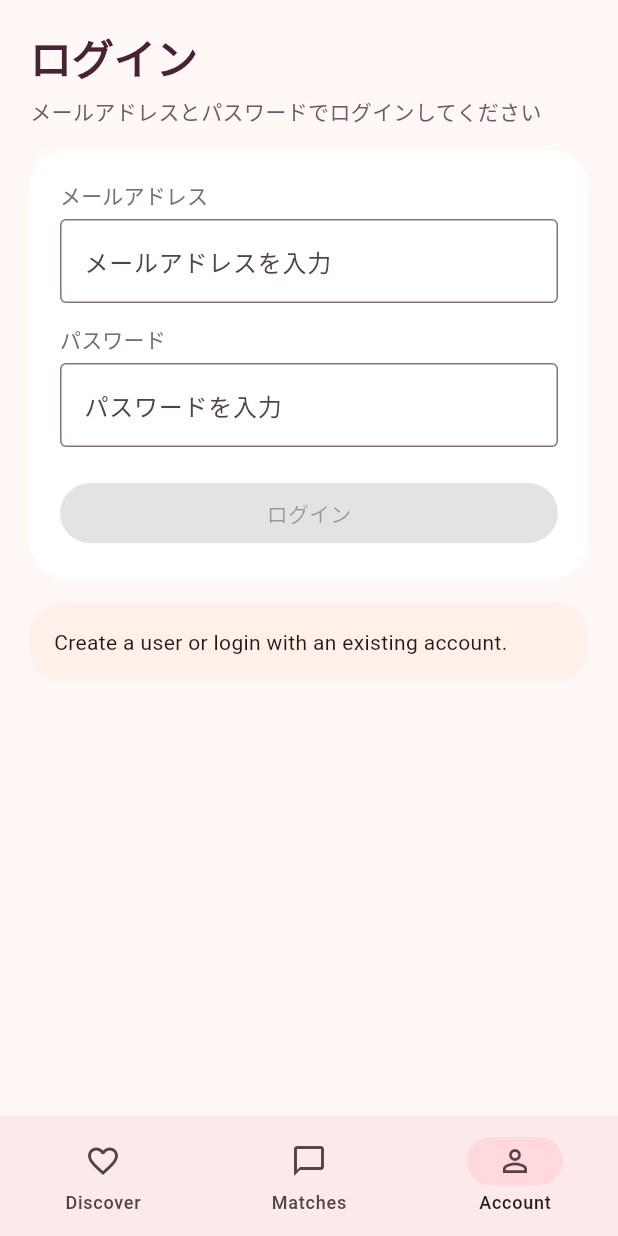
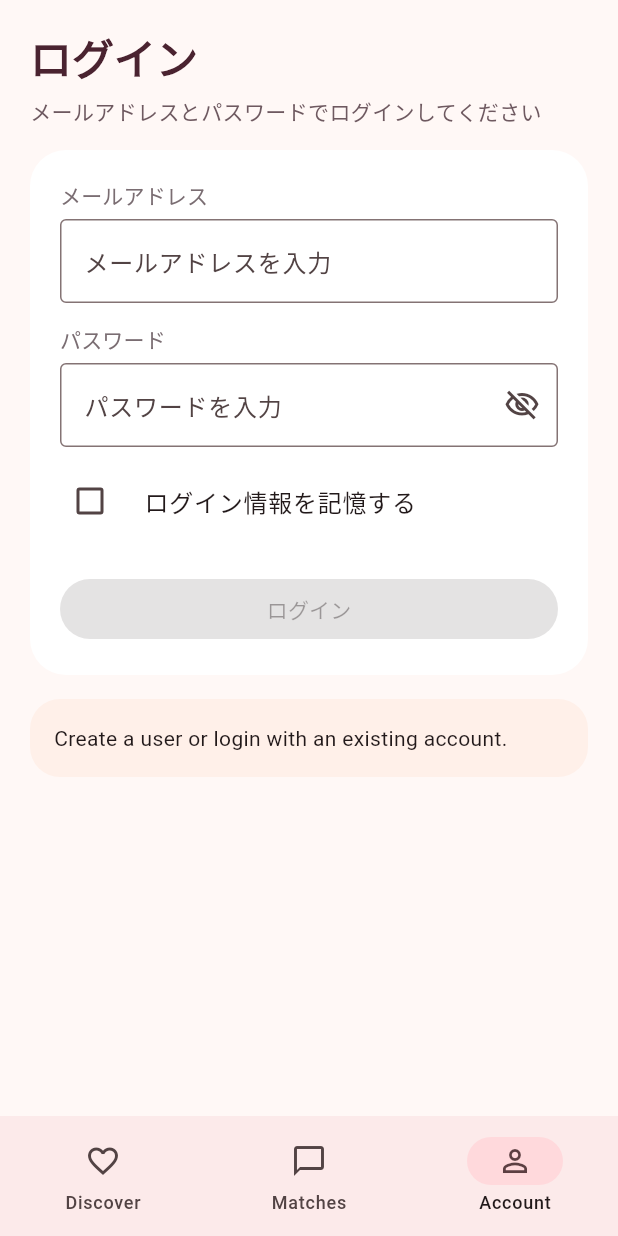
Before and after one commit to Kimura1406/Date_app, a Flutter app: the screen it shows after launch, item 3 of the bottom bar chosen, on a phone screen of 412 x 824 dp. Run offline on Flutter 3.47's test engine with Material 3 defaults, Android fonts, the phone set to English and light mode, and no system bars; our stand-ins replace flutter_secure_storage; accounts and stored records are empty; network calls fail.

Commit message:
Enhance mobile login UX

```diff
--- a/mobile/lib/main.dart
+++ b/mobile/lib/main.dart
@@ -10,6 +10,7 @@ const apiBaseUrl = String.fromEnvironment(
   defaultValue: 'http://localhost:8080',
 );
 const authStorageKey = 'kimura_mobile_auth';
+const rememberedLoginStorageKey = 'kimura_mobile_login_form';
 const _secureStorage = FlutterSecureStorage();
 
 void main() {
@@ -270,6 +271,7 @@ class _AccountScreenState extends State<AccountScreen> {
   final _apiClient = ApiClient();
   final _emailController = TextEditingController();
   final _passwordController = TextEditingController();
+  final _passwordFocusNode = FocusNode();
   final _nameController = TextEditingController();
   final _ageController = TextEditingController(text: '18');
   final _jobController = TextEditingController();
@@ -286,6 +288,8 @@ class _AccountScreenState extends State<AccountScreen> {
   bool _emailTouched = false;
   bool _passwordTouched = false;
   bool _loginAttempted = false;
+  bool _obscurePassword = true;
+  bool _rememberLoginInfo = false;
 
   @override
   void initState() {
@@ -297,6 +301,7 @@ class _AccountScreenState extends State<AccountScreen> {
   void dispose() {
     _emailController.dispose();
     _passwordController.dispose();
+    _passwordFocusNode.dispose();
     _nameController.dispose();
     _ageController.dispose();
     _jobController.dispose();
@@ -315,6 +320,7 @@ class _AccountScreenState extends State<AccountScreen> {
       _applyUser(loginResult.user);
       authToken = loginResult.accessToken;
       refreshToken = loginResult.refreshToken;
+      await _persistRememberedLogin();
       await _persistSession();
       _showStatus('Login successful.');
     });
@@ -462,6 +468,8 @@ class _AccountScreenState extends State<AccountScreen> {
   }
 
   Future<void> _restoreSession() async {
+    await _restoreRememberedLogin();
+
     final raw = await _secureStorage.read(key: authStorageKey);
     if (!mounted) return;
 
@@ -513,6 +521,38 @@ class _AccountScreenState extends State<AccountScreen> {
 
   Future<void> _clearSession() async {
     await _secureStorage.delete(key: authStorageKey);
+  }
+
+  Future<void> _restoreRememberedLogin() async {
+    final raw = await _secureStorage.read(key: rememberedLoginStorageKey);
+    if (raw == null || raw.isEmpty) {
+      return;
+    }
+
+    try {
+      final jsonMap = jsonDecode(raw) as Map<String, dynamic>;
+      _emailController.text = jsonMap['email'] as String? ?? '';
+      _passwordController.text = jsonMap['password'] as String? ?? '';
+      _rememberLoginInfo = jsonMap['remember'] as bool? ?? false;
+    } catch (_) {
+      await _secureStorage.delete(key: rememberedLoginStorageKey);
+    }
+  }
+
+  Future<void> _persistRememberedLogin() async {
+    if (!_rememberLoginInfo) {
+      await _secureStorage.delete(key: rememberedLoginStorageKey);
+      return;
+    }
+
+    await _secureStorage.write(
+      key: rememberedLoginStorageKey,
+      value: jsonEncode({
+        'email': _trimmedEmail,
+        'password': _passwordController.text,
+        'remember': true,
+      }),
+    );
   }
 
   void _clearForm({required bool keepAuthFields}) {
@@ -582,7 +622,9 @@ class _AccountScreenState extends State<AccountScreen> {
     }
 
     return SafeArea(
-      child: SingleChildScrollView(
+      child: Stack(
+        children: [
+          SingleChildScrollView(
             padding: const EdgeInsets.all(20),
             child: Column(
               crossAxisAlignment: CrossAxisAlignment.start,
@@ -622,6 +664,7 @@ class _AccountScreenState extends State<AccountScreen> {
                     TextFormField(
                       controller: _emailController,
                       keyboardType: TextInputType.emailAddress,
+                      textInputAction: TextInputAction.next,
                       maxLength: 50,
                       inputFormatters: [
                         LengthLimitingTextInputFormatter(50),
@@ -638,6 +681,9 @@ class _AccountScreenState extends State<AccountScreen> {
                         }
                         setState(() {});
                       },
+                      onFieldSubmitted: (_) {
+                        FocusScope.of(context).requestFocus(_passwordFocusNode);
+                      },
                     ),
                     const SizedBox(height: 14),
                     Text(
@@ -649,17 +695,54 @@ class _AccountScreenState extends State<AccountScreen> {
                     const SizedBox(height: 6),
                     TextFormField(
                       controller: _passwordController,
-                      obscureText: true,
+                      focusNode: _passwordFocusNode,
+                      obscureText: _obscurePassword,
+                      textInputAction: TextInputAction.done,
                       decoration: InputDecoration(
                         hintText: 'パスワードを入力',
                         errorText: _passwordErrorText,
                         border: const OutlineInputBorder(),
+                        suffixIcon: IconButton(
+                          onPressed: () {
+                            setState(() {
+                              _obscurePassword = !_obscurePassword;
+                            });
+                          },
+                          icon: Icon(
+                            _obscurePassword
+                                ? Icons.visibility_off_outlined
+                                : Icons.visibility_outlined,
+                          ),
+                        ),
                       ),
                       onChanged: (_) {
                         if (!_passwordTouched) {
                           _passwordTouched = true;
                         }
                         setState(() {});
+                      },
+                      onFieldSubmitted: (_) async {
+                        if (_isLoginFormValid) {
+                          await _submitLogin();
+                        } else {
+                          setState(() {
+                            _loginAttempted = true;
+                            _emailTouched = true;
+                            _passwordTouched = true;
+                          });
+                        }
+                      },
+                    ),
+                    const SizedBox(height: 8),
+                    CheckboxListTile(
+                      value: _rememberLoginInfo,
+                      contentPadding: EdgeInsets.zero,
+                      controlAffinity: ListTileControlAffinity.leading,
+                      title: const Text('ログイン情報を記憶する'),
+                      onChanged: (value) {
+                        setState(() {
+                          _rememberLoginInfo = value ?? false;
+                        });
                       },
                     ),
                     const SizedBox(height: 20),
@@ -766,6 +849,17 @@ class _AccountScreenState extends State<AccountScreen> {
             ),
               ],
             ),
+          ),
+          if (busy && currentUser == null)
+            Positioned.fill(
+              child: ColoredBox(
+                color: Colors.black.withValues(alpha: 0.28),
+                child: const Center(
+                  child: CircularProgressIndicator(),
+                ),
+              ),
+            ),
+        ],
       ),
     );
   }
```
Lines whose indentation alone changed are shown as unchanged.
